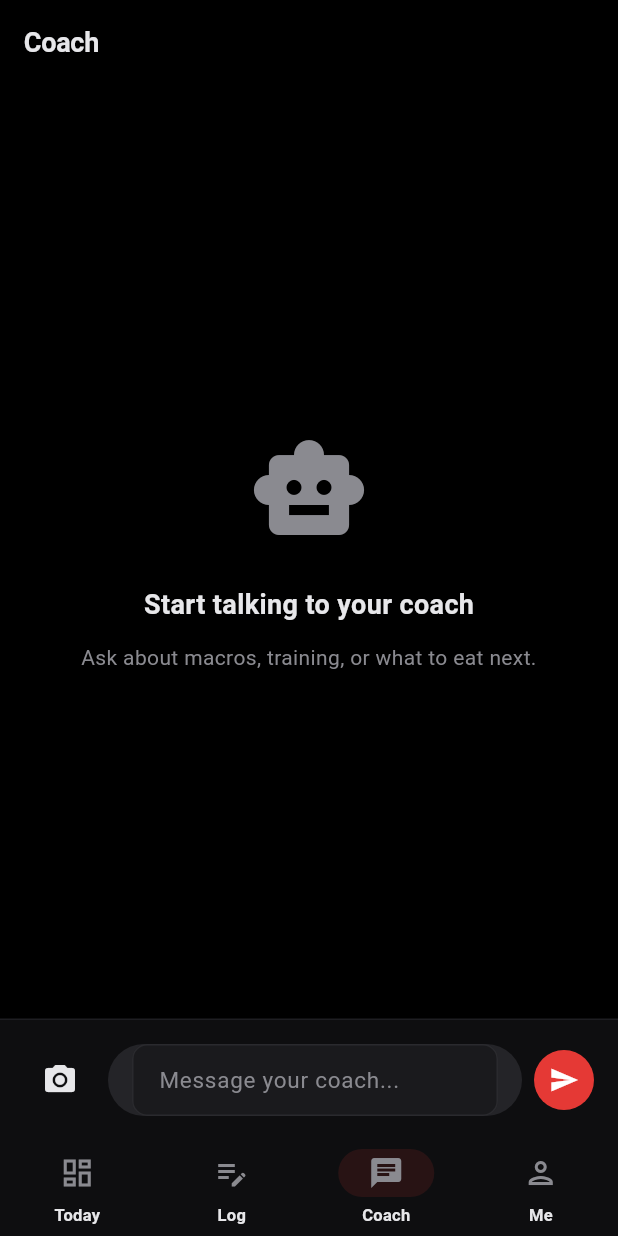
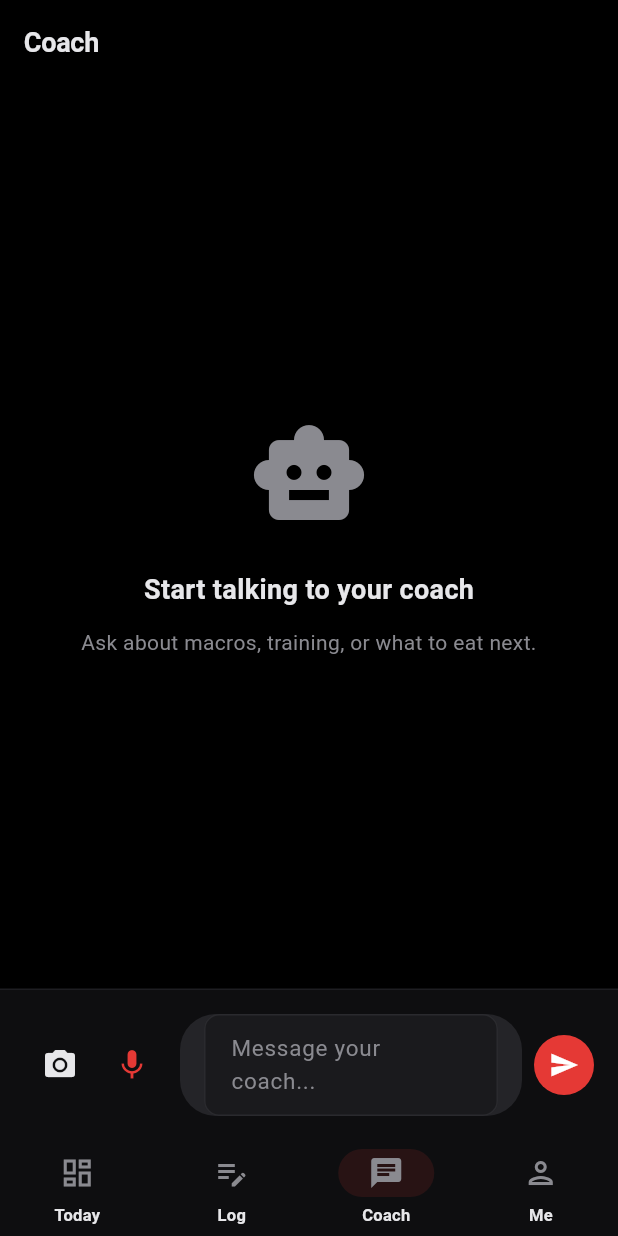
Before and after one commit to jackwangfeng/loss-weight, a Flutter app: the screen it shows after launch, item 3 of the bottom bar chosen, on a phone screen of 412 x 824 dp. Run offline on Flutter 3.47's test engine with Material 3 defaults, Android fonts, the phone set to English and light mode, and no system bars; our stand-ins replace dio, fl_chart, flutter_markdown, google_sign_in, image_picker, permission_handler and 1 more; missing offline and left inert: fetch_client, flutter_sound, google_sign_in_web; accounts and stored records are empty.

Commit message:
feat(ai): AI 聊天输入栏加语音
教练对话 tab 的输入区域在"拍照"按钮旁边挂 VoiceInputButton，复用跟
profile 编辑一样的云端转写链路（flutter_sound 录 AAC → backend
/v1/ai/transcribe → Gemini audio）。不走 parse-profile 分支，单纯转写
回 _messageController，用户可以审一眼再按发送。

Co-Authored-By: Claude Opus 4.7 (1M context) <noreply@anthropic.com>

```diff
--- a/frontend/lib/screens/ai_screen.dart
+++ b/frontend/lib/screens/ai_screen.dart
@@ -9,6 +9,7 @@ import '../providers/locale_provider.dart';
 import '../providers/user_provider.dart';
 import '../services/ai_service.dart';
 import '../models/ai_chat.dart';
+import '../widgets/voice_input_button.dart';
 
 class AIScreen extends StatefulWidget {
   const AIScreen({Key? key}) : super(key: key);
@@ -554,6 +555,11 @@ class _AISScreenState extends State<AIScreen> {
               icon: const Icon(Icons.camera_alt),
               tooltip: l10n.actionLogFoodFromPhoto,
             ),
+            VoiceInputButton(
+              targetController: _messageController,
+              localeId:
+                  effectiveAiLocale(context) == 'zh' ? 'zh-CN' : 'en-US',
+            ),
             const SizedBox(width: 8),
             Expanded(
               child: Container(
```
